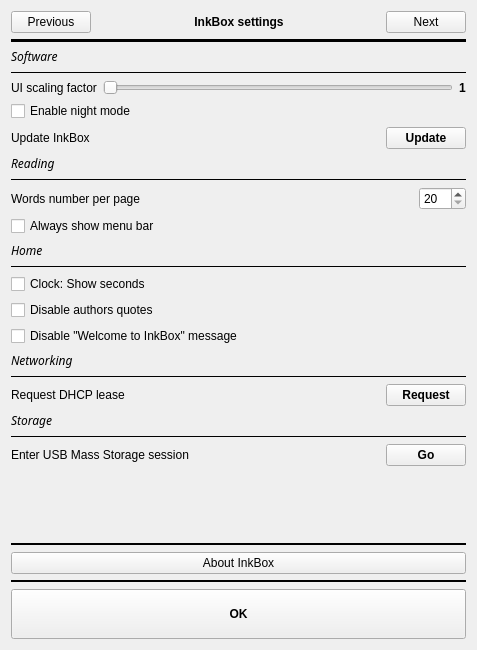
Quill-OS/quill, file settings.ui: the form before one commit.
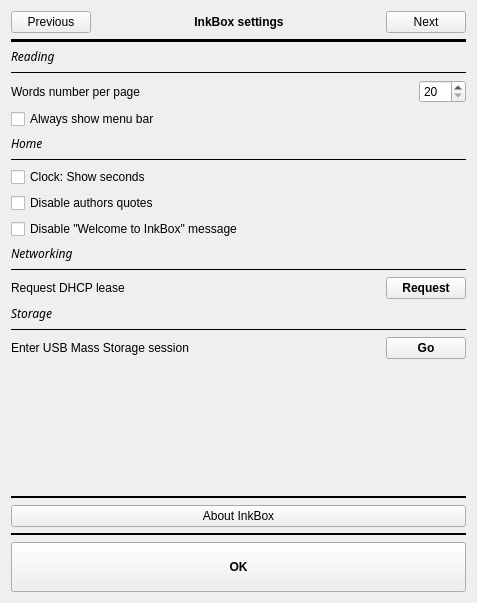
The form after the commit.

Commit message: Migrated Settings to QStackedWidget

```diff
--- a/settings.ui
+++ b/settings.ui
@@ -7,7 +7,7 @@
     <x>0</x>
     <y>0</y>
     <width>477</width>
-    <height>650</height>
+    <height>603</height>
    </rect>
   </property>
   <property name="windowTitle">
@@ -16,13 +16,119 @@
   <layout class="QVBoxLayout" name="verticalLayout">
    <item>
     <layout class="QGridLayout" name="gridLayout">
-     <item row="33" column="0">
-      <layout class="QGridLayout" name="gridLayout_2">
+     <item row="2" column="0">
+      <widget class="Line" name="line_4">
+       <property name="frameShadow">
+        <enum>QFrame::Plain</enum>
+       </property>
+       <property name="lineWidth">
+        <number>5</number>
+       </property>
+       <property name="orientation">
+        <enum>Qt::Horizontal</enum>
+       </property>
+      </widget>
+     </item>
+     <item row="29" column="0">
+      <widget class="QPushButton" name="aboutBtn">
+       <property name="text">
+        <string>About InkBox</string>
+       </property>
+      </widget>
+     </item>
+     <item row="28" column="0">
+      <widget class="Line" name="line_5">
+       <property name="frameShadow">
+        <enum>QFrame::Plain</enum>
+       </property>
+       <property name="lineWidth">
+        <number>2</number>
+       </property>
+       <property name="orientation">
+        <enum>Qt::Horizontal</enum>
+       </property>
+      </widget>
+     </item>
+     <item row="26" column="0">
+      <widget class="QStackedWidget" name="stackedWidget">
+       <property name="currentIndex">
+        <number>0</number>
+       </property>
+       <widget class="QWidget" name="page">
+        <layout class="QVBoxLayout" name="verticalLayout_2">
+         <property name="spacing">
+          <number>6</number>
+         </property>
+         <property name="leftMargin">
+          <number>0</number>
+         </property>
+         <property name="topMargin">
+          <number>0</number>
+         </property>
+         <property name="rightMargin">
+          <number>0</number>
+         </property>
        <property name="bottomMargin">
         <number>0</number>
        </property>
-       <item row="0" column="0">
-        <widget class="QPushButton" name="okBtn">
+         <item>
+          <layout class="QGridLayout" name="gridLayout_11">
+           <property name="topMargin">
+            <number>0</number>
+           </property>
+           <property name="bottomMargin">
+            <number>0</number>
+           </property>
+           <item row="9" column="0">
+            <widget class="QLabel" name="label_3">
+             <property name="font">
+              <font>
+               <family>Chivo</family>
+               <italic>true</italic>
+              </font>
+             </property>
+             <property name="text">
+              <string>Networking</string>
+             </property>
+            </widget>
+           </item>
+           <item row="6" column="0">
+            <widget class="QCheckBox" name="clockCheckBox">
+             <property name="text">
+              <string>Clock: Show seconds</string>
+             </property>
+            </widget>
+           </item>
+           <item row="4" column="0">
+            <widget class="QLabel" name="label_2">
+             <property name="font">
+              <font>
+               <family>Chivo</family>
+               <italic>true</italic>
+              </font>
+             </property>
+             <property name="text">
+              <string>Home</string>
+             </property>
+            </widget>
+           </item>
+           <item row="5" column="0">
+            <widget class="Line" name="line_6">
+             <property name="frameShadow">
+              <enum>QFrame::Plain</enum>
+             </property>
+             <property name="orientation">
+              <enum>Qt::Horizontal</enum>
+             </property>
+            </widget>
+           </item>
+           <item row="15" column="0">
+            <layout class="QGridLayout" name="gridLayout_4">
+             <property name="bottomMargin">
+              <number>0</number>
+             </property>
+             <item row="0" column="2">
+              <widget class="QPushButton" name="usbmsBtn">
          <property name="font">
           <font>
            <weight>75</weight>
@@ -30,15 +136,46 @@
           </font>
          </property>
          <property name="text">
-          <string>
-OK
-</string>
+                <string>Go</string>
          </property>
         </widget>
        </item>
-      </layout>
-     </item>
-     <item row="23" column="0">
+             <item row="0" column="0">
+              <widget class="QLabel" name="label_6">
+               <property name="text">
+                <string>Enter USB Mass Storage session</string>
+               </property>
+              </widget>
+             </item>
+             <item row="0" column="1">
+              <spacer name="horizontalSpacer_2">
+               <property name="orientation">
+                <enum>Qt::Horizontal</enum>
+               </property>
+               <property name="sizeHint" stdset="0">
+                <size>
+                 <width>40</width>
+                 <height>20</height>
+                </size>
+               </property>
+              </spacer>
+             </item>
+            </layout>
+           </item>
+           <item row="0" column="0">
+            <widget class="QLabel" name="label_7">
+             <property name="font">
+              <font>
+               <family>Chivo</family>
+               <italic>true</italic>
+              </font>
+             </property>
+             <property name="text">
+              <string>Reading</string>
+             </property>
+            </widget>
+           </item>
+           <item row="13" column="0">
       <widget class="QLabel" name="label_5">
        <property name="font">
         <font>
@@ -51,8 +188,8 @@
        </property>
       </widget>
      </item>
-     <item row="21" column="0">
-      <widget class="Line" name="line_3">
+           <item row="14" column="0">
+            <widget class="Line" name="line_7">
        <property name="frameShadow">
         <enum>QFrame::Plain</enum>
        </property>
@@ -61,12 +198,19 @@
        </property>
       </widget>
      </item>
-     <item row="12" column="0">
+           <item row="8" column="0">
+            <widget class="QCheckBox" name="demoCheckBox">
+             <property name="text">
+              <string>Disable &quot;Welcome to InkBox&quot; message</string>
+             </property>
+            </widget>
+           </item>
+           <item row="2" column="0">
       <layout class="QGridLayout" name="gridLayout_6">
        <property name="bottomMargin">
         <number>0</number>
        </property>
-       <item row="0" column="1">
+             <item row="1" column="1">
         <spacer name="horizontalSpacer_5">
          <property name="orientation">
           <enum>Qt::Horizontal</enum>
@@ -79,14 +223,14 @@
          </property>
         </spacer>
        </item>
-       <item row="0" column="0">
+             <item row="1" column="0">
         <widget class="QLabel" name="wordsNumberLabel">
          <property name="text">
           <string>Words number per page</string>
          </property>
         </widget>
        </item>
-       <item row="0" column="2">
+             <item row="1" column="2">
         <widget class="QSpinBox" name="wordsNumber">
          <property name="minimum">
           <number>20</number>
@@ -104,116 +248,25 @@
        </item>
       </layout>
      </item>
-     <item row="32" column="0">
-      <widget class="Line" name="line">
-       <property name="frameShadow">
-        <enum>QFrame::Plain</enum>
-       </property>
-       <property name="lineWidth">
-        <number>2</number>
-       </property>
-       <property name="orientation">
-        <enum>Qt::Horizontal</enum>
-       </property>
-      </widget>
-     </item>
-     <item row="5" column="0">
-      <widget class="Line" name="line_9">
-       <property name="frameShadow">
-        <enum>QFrame::Plain</enum>
-       </property>
-       <property name="orientation">
-        <enum>Qt::Horizontal</enum>
-       </property>
-      </widget>
-     </item>
-     <item row="15" column="0">
-      <widget class="QLabel" name="label_2">
-       <property name="font">
-        <font>
-         <family>Chivo</family>
-         <italic>true</italic>
-        </font>
-       </property>
-       <property name="text">
-        <string>Home</string>
-       </property>
-      </widget>
-     </item>
-     <item row="6" column="0">
-      <layout class="QGridLayout" name="gridLayout_8">
-       <property name="bottomMargin">
-        <number>0</number>
-       </property>
-       <item row="0" column="1">
-        <widget class="QSlider" name="uiScalingSlider">
-         <property name="minimum">
-          <number>0</number>
-         </property>
-         <property name="maximum">
-          <number>2</number>
-         </property>
-         <property name="singleStep">
-          <number>1</number>
-         </property>
-         <property name="pageStep">
-          <number>1</number>
-         </property>
-         <property name="value">
-          <number>0</number>
-         </property>
-         <property name="orientation">
-          <enum>Qt::Horizontal</enum>
-         </property>
-        </widget>
-       </item>
-       <item row="0" column="0">
-        <widget class="QLabel" name="uiScalingLabel">
-         <property name="text">
-          <string>UI scaling factor</string>
-         </property>
-         <property name="alignment">
-          <set>Qt::AlignLeading|Qt::AlignLeft|Qt::AlignVCenter</set>
-         </property>
-        </widget>
-       </item>
-       <item row="0" column="2">
-        <widget class="QLabel" name="uiScaleNumberLabel">
-         <property name="font">
-          <font>
-           <weight>75</weight>
-           <bold>true</bold>
-          </font>
-         </property>
-         <property name="text">
-          <string>1</string>
-         </property>
-        </widget>
-       </item>
-      </layout>
-     </item>
-     <item row="7" column="0">
-      <widget class="QCheckBox" name="darkModeCheckBox">
-       <property name="text">
-        <string>Enable night mode</string>
-       </property>
-      </widget>
-     </item>
      <item row="10" column="0">
-      <widget class="QLabel" name="label_7">
-       <property name="font">
-        <font>
-         <family>Chivo</family>
-         <italic>true</italic>
-        </font>
-       </property>
+            <widget class="Line" name="line_3">
+             <property name="frameShadow">
+              <enum>QFrame::Plain</enum>
+             </property>
+             <property name="orientation">
+              <enum>Qt::Horizontal</enum>
+             </property>
+            </widget>
+           </item>
+           <item row="7" column="0">
+            <widget class="QCheckBox" name="quoteCheckBox">
        <property name="text">
-        <string>Reading</string>
+              <string>Disable authors quotes</string>
        </property>
       </widget>
      </item>
-     <item row="16" column="0">
-      <widget class="Line" name="line_6">
+           <item row="1" column="0">
+            <widget class="Line" name="line_8">
        <property name="frameShadow">
         <enum>QFrame::Plain</enum>
        </property>
@@ -222,46 +275,74 @@
        </property>
       </widget>
      </item>
-     <item row="29" column="0">
-      <spacer name="verticalSpacer">
+           <item row="12" column="0">
+            <layout class="QGridLayout" name="gridLayout_3">
+             <property name="bottomMargin">
+              <number>0</number>
+             </property>
+             <item row="0" column="0">
+              <widget class="QLabel" name="label_4">
+               <property name="text">
+                <string>Request DHCP lease</string>
+               </property>
+              </widget>
+             </item>
+             <item row="0" column="1">
+              <spacer name="horizontalSpacer">
        <property name="orientation">
-        <enum>Qt::Vertical</enum>
+                <enum>Qt::Horizontal</enum>
        </property>
        <property name="sizeHint" stdset="0">
         <size>
-         <width>20</width>
-         <height>40</height>
+                 <width>40</width>
+                 <height>20</height>
         </size>
        </property>
       </spacer>
      </item>
-     <item row="2" column="0">
-      <widget class="Line" name="line_4">
-       <property name="frameShadow">
-        <enum>QFrame::Plain</enum>
-       </property>
-       <property name="lineWidth">
-        <number>5</number>
-       </property>
-       <property name="orientation">
-        <enum>Qt::Horizontal</enum>
+             <item row="0" column="2">
+              <widget class="QPushButton" name="requestLeaseBtn">
+               <property name="font">
+                <font>
+                 <weight>75</weight>
+                 <bold>true</bold>
+                </font>
+               </property>
+               <property name="text">
+                <string>Request</string>
+               </property>
+              </widget>
+             </item>
+            </layout>
+           </item>
+           <item row="3" column="0">
+            <widget class="QCheckBox" name="menuBarCheckBox">
+             <property name="text">
+              <string>Always show menu bar</string>
        </property>
       </widget>
      </item>
-     <item row="30" column="0">
-      <widget class="Line" name="line_5">
-       <property name="frameShadow">
-        <enum>QFrame::Plain</enum>
-       </property>
-       <property name="lineWidth">
-        <number>2</number>
-       </property>
-       <property name="orientation">
-        <enum>Qt::Horizontal</enum>
-       </property>
-      </widget>
-     </item>
-     <item row="8" column="0">
+          </layout>
+         </item>
+        </layout>
+       </widget>
+       <widget class="QWidget" name="page_2">
+        <layout class="QVBoxLayout" name="verticalLayout_3">
+         <property name="leftMargin">
+          <number>0</number>
+         </property>
+         <property name="topMargin">
+          <number>0</number>
+         </property>
+         <property name="rightMargin">
+          <number>0</number>
+         </property>
+         <property name="bottomMargin">
+          <number>0</number>
+         </property>
+         <item>
+          <layout class="QGridLayout" name="gridLayout_10">
+           <item row="4" column="0">
       <layout class="QGridLayout" name="gridLayout_7">
        <property name="bottomMargin">
         <number>0</number>
@@ -307,8 +388,15 @@
        </item>
       </layout>
      </item>
-     <item row="24" column="0">
-      <widget class="Line" name="line_7">
+           <item row="3" column="0">
+            <widget class="QCheckBox" name="darkModeCheckBox">
+             <property name="text">
+              <string>Enable night mode</string>
+             </property>
+            </widget>
+           </item>
+           <item row="1" column="0">
+            <widget class="Line" name="line_9">
        <property name="frameShadow">
         <enum>QFrame::Plain</enum>
        </property>
@@ -317,11 +405,98 @@
        </property>
       </widget>
      </item>
-     <item row="11" column="0">
-      <widget class="Line" name="line_8">
+           <item row="0" column="0">
+            <widget class="QLabel" name="softwareLabel">
+             <property name="font">
+              <font>
+               <family>Chivo</family>
+               <italic>true</italic>
+              </font>
+             </property>
+             <property name="text">
+              <string>Software</string>
+             </property>
+            </widget>
+           </item>
+           <item row="2" column="0">
+            <layout class="QGridLayout" name="gridLayout_8">
+             <property name="bottomMargin">
+              <number>0</number>
+             </property>
+             <item row="0" column="0">
+              <widget class="QLabel" name="uiScalingLabel">
+               <property name="text">
+                <string>UI scaling factor</string>
+               </property>
+               <property name="alignment">
+                <set>Qt::AlignLeading|Qt::AlignLeft|Qt::AlignVCenter</set>
+               </property>
+              </widget>
+             </item>
+             <item row="0" column="1">
+              <widget class="QSlider" name="uiScalingSlider">
+               <property name="minimum">
+                <number>0</number>
+               </property>
+               <property name="maximum">
+                <number>2</number>
+               </property>
+               <property name="singleStep">
+                <number>1</number>
+               </property>
+               <property name="pageStep">
+                <number>1</number>
+               </property>
+               <property name="value">
+                <number>0</number>
+               </property>
+               <property name="orientation">
+                <enum>Qt::Horizontal</enum>
+               </property>
+              </widget>
+             </item>
+             <item row="0" column="2">
+              <widget class="QLabel" name="uiScaleNumberLabel">
+               <property name="font">
+                <font>
+                 <weight>75</weight>
+                 <bold>true</bold>
+                </font>
+               </property>
+               <property name="text">
+                <string>1</string>
+               </property>
+              </widget>
+             </item>
+            </layout>
+           </item>
+           <item row="5" column="0">
+            <spacer name="verticalSpacer_3">
+             <property name="orientation">
+              <enum>Qt::Vertical</enum>
+             </property>
+             <property name="sizeHint" stdset="0">
+              <size>
+               <width>20</width>
+               <height>40</height>
+              </size>
+             </property>
+            </spacer>
+           </item>
+          </layout>
+         </item>
+        </layout>
+       </widget>
+      </widget>
+     </item>
+     <item row="30" column="0">
+      <widget class="Line" name="line">
        <property name="frameShadow">
         <enum>QFrame::Plain</enum>
        </property>
+       <property name="lineWidth">
+        <number>2</number>
+       </property>
        <property name="orientation">
         <enum>Qt::Horizontal</enum>
        </property>
@@ -390,73 +565,26 @@
        </item>
       </layout>
      </item>
-     <item row="22" column="0">
-      <layout class="QGridLayout" name="gridLayout_3">
-       <property name="bottomMargin">
-        <number>0</number>
-       </property>
-       <item row="0" column="2">
-        <widget class="QPushButton" name="requestLeaseBtn">
-         <property name="font">
-          <font>
-           <weight>75</weight>
-           <bold>true</bold>
-          </font>
-         </property>
-         <property name="text">
-          <string>Request</string>
-         </property>
-        </widget>
-       </item>
-       <item row="0" column="0">
-        <widget class="QLabel" name="label_4">
-         <property name="text">
-          <string>Request DHCP lease</string>
-         </property>
-        </widget>
-       </item>
-       <item row="0" column="1">
-        <spacer name="horizontalSpacer">
+     <item row="27" column="0">
+      <spacer name="verticalSpacer">
          <property name="orientation">
-          <enum>Qt::Horizontal</enum>
+        <enum>Qt::Vertical</enum>
          </property>
          <property name="sizeHint" stdset="0">
           <size>
-           <width>40</width>
-           <height>20</height>
+         <width>20</width>
+         <height>40</height>
           </size>
          </property>
         </spacer>
        </item>
-      </layout>
-     </item>
-     <item row="25" column="0">
-      <layout class="QGridLayout" name="gridLayout_4">
+     <item row="32" column="0">
+      <layout class="QGridLayout" name="gridLayout_2">
        <property name="bottomMargin">
         <number>0</number>
        </property>
-       <item row="0" column="1">
-        <spacer name="horizontalSpacer_2">
-         <property name="orientation">
-          <enum>Qt::Horizontal</enum>
-         </property>
-         <property name="sizeHint" stdset="0">
-          <size>
-           <width>40</width>
-           <height>20</height>
-          </size>
-         </property>
-        </spacer>
-       </item>
        <item row="0" column="0">
-        <widget class="QLabel" name="label_6">
-         <property name="text">
-          <string>Enter USB Mass Storage session</string>
-         </property>
-        </widget>
-       </item>
-       <item row="0" column="2">
-        <widget class="QPushButton" name="usbmsBtn">
+        <widget class="QPushButton" name="okBtn">
          <property name="font">
           <font>
            <weight>75</weight>
@@ -464,75 +592,9 @@
           </font>
          </property>
          <property name="text">
-          <string>Go</string>
-         </property>
-        </widget>
-       </item>
-      </layout>
-     </item>
-     <item row="18" column="0">
-      <widget class="QCheckBox" name="quoteCheckBox">
-       <property name="text">
-        <string>Disable authors quotes</string>
-       </property>
-      </widget>
-     </item>
-     <item row="3" column="0">
-      <widget class="QLabel" name="softwareLabel">
-       <property name="font">
-        <font>
-         <family>Chivo</family>
-         <italic>true</italic>
-        </font>
-       </property>
-       <property name="text">
-        <string>Software</string>
-       </property>
-      </widget>
-     </item>
-     <item row="19" column="0">
-      <widget class="QCheckBox" name="demoCheckBox">
-       <property name="text">
-        <string>Disable &quot;Welcome to InkBox&quot; message</string>
-       </property>
-      </widget>
-     </item>
-     <item row="20" column="0">
-      <widget class="QLabel" name="label_3">
-       <property name="font">
-        <font>
-         <family>Chivo</family>
-         <italic>true</italic>
-        </font>
-       </property>
-       <property name="text">
-        <string>Networking</string>
-       </property>
-      </widget>
-     </item>
-     <item row="31" column="0">
-      <widget class="QPushButton" name="aboutBtn">
-       <property name="text">
-        <string>About InkBox</string>
-       </property>
-      </widget>
-     </item>
-     <item row="17" column="0">
-      <widget class="QCheckBox" name="clockCheckBox">
-       <property name="text">
-        <string>Clock: Show seconds</string>
-       </property>
-      </widget>
-     </item>
-     <item row="13" column="0">
-      <layout class="QGridLayout" name="gridLayout_10">
-       <property name="bottomMargin">
-        <number>0</number>
-       </property>
-       <item row="0" column="0">
-        <widget class="QCheckBox" name="menuBarCheckBox">
-         <property name="text">
-          <string>Always show menu bar</string>
+          <string>
+OK
+</string>
          </property>
         </widget>
        </item>
```
Lines whose indentation alone changed are shown as unchanged. The commit also changes 2 other files.
